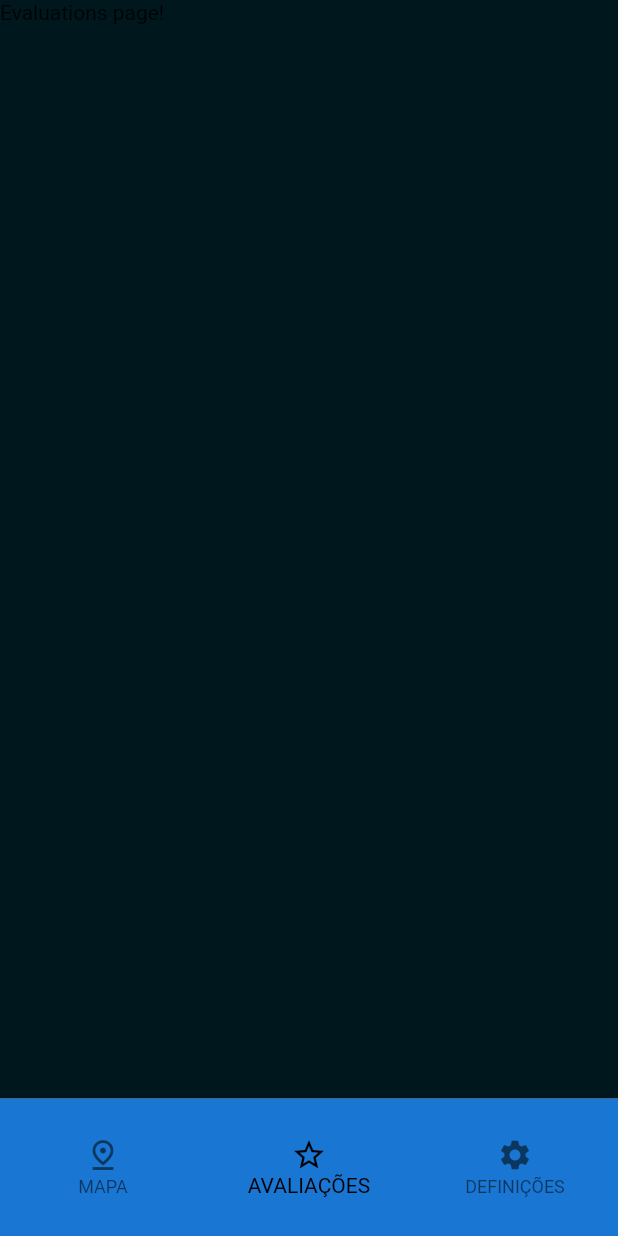
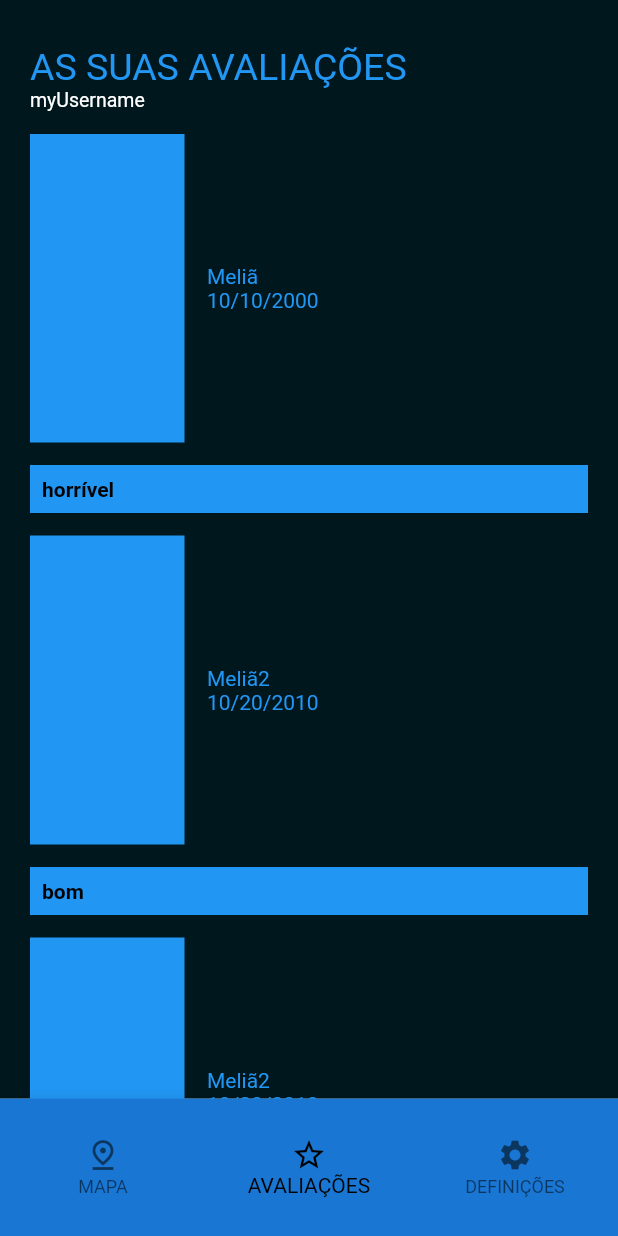
Before and after one commit to parola05/stays-go_client, a Flutter app: the screen it shows after launch, item 2 of the bottom bar chosen, on a phone screen of 412 x 824 dp. Run offline on Flutter 3.47's test engine with Material 2 defaults, Android fonts, the phone set to English and light mode, and no system bars; our stand-ins replace get, google_maps_flutter.

Commit message:
add Evaluations view and Evaluation model

```diff
--- /dev/null
+++ b/lib/app/data/model/evaluation_model.dart
@@ -0,0 +1,15 @@
+class Evaluation {
+  late String hotelName;
+  late String stars;
+  late String date;
+  late String text;
+  late String hotelImagePath;
+
+  Evaluation({
+    required this.hotelName,
+    required this.stars,
+    required this.date,
+    required this.text,
+    required this.hotelImagePath
+  });
+}
--- a/lib/app/modules/home/home_controller.dart
+++ b/lib/app/modules/home/home_controller.dart
@@ -1,5 +1,6 @@
 import 'package:get/get.dart';
 import 'package:google_maps_flutter/google_maps_flutter.dart';
+import 'package:stays_go/app/data/model/evaluation_model.dart';
 import 'package:stays_go/app/modules/home/widgets/evaluations.dart';
 import 'package:stays_go/app/modules/home/widgets/settings.dart';
 import 'package:stays_go/app/modules/home/widgets/map.dart';
@@ -12,6 +13,10 @@ class HomeController extends GetxController {
   void onInit() {
     _loadMapStyles();
     makers.add(marker);
+    myEvalutations.add(e1);
+    myEvalutations.add(e2);
+    myEvalutations.add(e2);
+    myEvalutations.add(e2);
     super.onInit();
   }
 
@@ -42,4 +47,19 @@ class HomeController extends GetxController {
   );
   double lat = 41.5465981;
   double long = -8.41987;
+
+  //Evaluations
+  List<Evaluation> myEvalutations = <Evaluation>[];
+  Evaluation e1 = new Evaluation(
+      hotelName: "Meliã",
+      stars: "5",
+      date: "10/10/2000",
+      text: "horrível",
+      hotelImagePath: "");
+  Evaluation e2 = new Evaluation(
+      hotelName: "Meliã2",
+      stars: "3",
+      date: "10/20/2010",
+      text: "bom",
+      hotelImagePath: "");
 }
--- a/lib/app/modules/home/widgets/evaluations.dart
+++ b/lib/app/modules/home/widgets/evaluations.dart
@@ -1,15 +1,86 @@
 import 'package:flutter/material.dart';
 import 'package:get/get.dart';
+import 'package:stays_go/app/data/model/evaluation_model.dart';
+import 'package:stays_go/app/modules/home/home_controller.dart';
+import 'package:stays_go/app/theme/app_theme.dart';
 
 class Evaluations extends StatelessWidget {
-
   @override
   Widget build(BuildContext context) {
     return Container(
+      alignment: Alignment.topLeft,
       height: Get.height,
       width: Get.width,
-      color: Color.fromRGBO(0, 23, 30, 1),
-      child: Text("Evaluations page!"),
+      color: appThemeData.backgroundColor,
+      child: Padding(
+        padding: const EdgeInsets.only(top: 30, left: 20, right: 20),
+        child: Column(
+          crossAxisAlignment: CrossAxisAlignment.start,
+          children: [
+            Text(
+              "AS SUAS AVALIAÇÕES",
+              style: TextStyle(
+                color: appThemeData.primaryColor,
+                fontSize: 25,
+              ),
+            ),
+            Text(
+              "myUsername",
+              style: TextStyle(
+                color: Colors.white,
+                fontSize: 13,
+              ),
+            ),
+            SizedBox(height: 15,),
+            GetBuilder<HomeController>(
+                builder: (controller) {
+                  return Expanded(
+                    child: ListView.builder(
+                      itemCount: controller.myEvalutations.length,
+                      itemBuilder: (context, index) {
+                        Evaluation eval = controller.myEvalutations[index];
+                        return Column(
+                          children: [
+                            Row(
+                              children: [
+                                Container(
+                                  color: appThemeData.primaryColor,
+                                  height: Get.height / 4,
+                                  width: Get.width / 4,
+                                ),
+                                SizedBox(width: 15,),
+                                Column(
+                                  crossAxisAlignment: CrossAxisAlignment.start,
+                                  children: [
+                                    Text(eval.hotelName,style: TextStyle(color: appThemeData.primaryColor)),
+                                    Text(eval.date,style: TextStyle(color: appThemeData.primaryColor)),
+                                  ],
+                                ),
+                              ],
+                            ),
+                            SizedBox(height: 15,),
+                            Container(
+                              color: appThemeData.primaryColor,
+                              width: Get.width,
+                              child: Padding(
+                                padding: const EdgeInsets.all(8.0),
+                                child: Text(
+                                  eval.text,
+                                  style: TextStyle(color: Colors.black,fontWeight: FontWeight.bold),
+                                ),
+                              ),
+                            ),
+                            SizedBox(height: 15,),
+                          ],
+                        );
+                      },
+                    ),
+                  );
+                }
+            ),
+          ],
+        ),
+      ),
     );
   }
 }
--- a/lib/app/modules/home/widgets/settings.dart
+++ b/lib/app/modules/home/widgets/settings.dart
@@ -1,16 +1,17 @@
 import 'package:flutter/material.dart';
 import 'package:get/get.dart';
+import 'package:stays_go/app/theme/app_theme.dart';
 
 class Settings extends StatelessWidget {
   @override
   Widget build(BuildContext context) {
     return Container(
-      color: Color.fromRGBO(0, 23, 30, 1),
+      color: appThemeData.backgroundColor,
       alignment: Alignment.center,
       child: Column(
         children: [
           SizedBox(height: Get.height / 10),
-          Icon(Icons.person_pin, size: Get.height / 5,color: Colors.blue),
+          Icon(Icons.person_pin, size: Get.height / 5,color: appThemeData.buttonColor),
           Text("myUsername",style: TextStyle(color: Colors.white)),
           SizedBox(height: Get.height / 6),
           ElevatedButton(
--- /dev/null
+++ b/lib/app/theme/app_theme.dart
@@ -0,0 +1,12 @@
+import 'package:flutter/material.dart';
+
+final ThemeData appThemeData = ThemeData(
+  backgroundColor: Color.fromRGBO(0, 23, 30, 1),
+  primaryColor: Colors.blue,
+  buttonColor: Colors.blue,
+  brightness: Brightness.light,
+  accentColor: Colors.blue,
+  appBarTheme: AppBarTheme(
+    color: Colors.blue,
+  ),
+);
--- a/lib/main.dart
+++ b/lib/main.dart
@@ -2,6 +2,7 @@ import 'package:flutter/material.dart';
 import 'package:get/get.dart';
 import 'package:stays_go/app/routes/app_pages.dart';
 import 'package:stays_go/app/routes/app_routes.dart';
+import 'package:stays_go/app/theme/app_theme.dart';
 
 void main() {
   runApp(GetMaterialApp(
@@ -9,5 +10,6 @@ void main() {
     debugShowCheckedModeBanner: false,
     initialRoute: Routes.HOME,
     getPages: AppPages.routes,
+    theme: appThemeData,
   ));
 }
```
